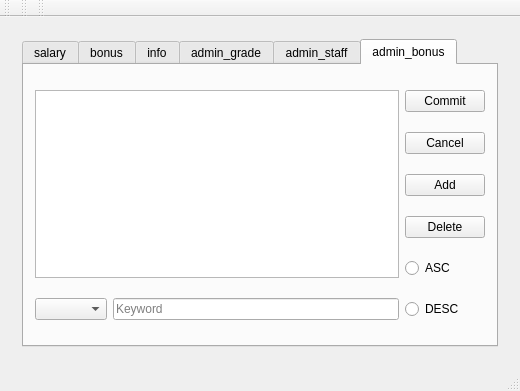
Preffer/MySalary, file mysalary.ui: the form before one commit.
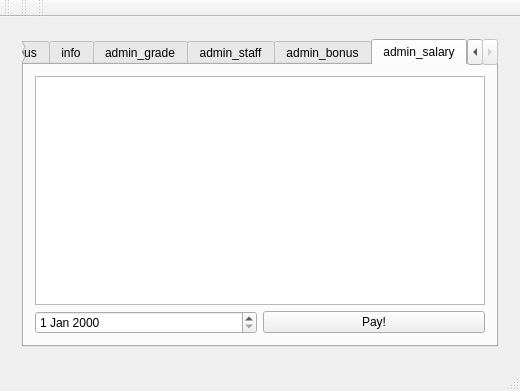
The form after the commit. Icons and pictures are not drawn.

Commit message: add pay salary

Patch:
```diff
--- a/mysalary.ui
+++ b/mysalary.ui
@@ -154,7 +154,7 @@
         <item row="0" column="0">
          <widget class="QTabWidget" name="tabWidget">
           <property name="currentIndex">
-           <number>5</number>
+           <number>6</number>
           </property>
           <widget class="QWidget" name="salary">
            <attribute name="title">
@@ -493,6 +493,26 @@
            <zorder>admin_bonus_View</zorder>
            <zorder>bonus_CancelButton</zorder>
           </widget>
+          <widget class="QWidget" name="tab">
+           <attribute name="title">
+            <string>admin_salary</string>
+           </attribute>
+           <layout class="QGridLayout" name="gridLayout_12">
+            <item row="0" column="0" colspan="2">
+             <widget class="QTableView" name="admin_salaryView"/>
+            </item>
+            <item row="1" column="0">
+             <widget class="QDateEdit" name="admin_salary_dateEdit"/>
+            </item>
+            <item row="1" column="1">
+             <widget class="QPushButton" name="admin_payButton">
+              <property name="text">
+               <string>Pay!</string>
+              </property>
+             </widget>
+            </item>
+           </layout>
+          </widget>
          </widget>
         </item>
        </layout>
```
The commit also changes 2 other files.
